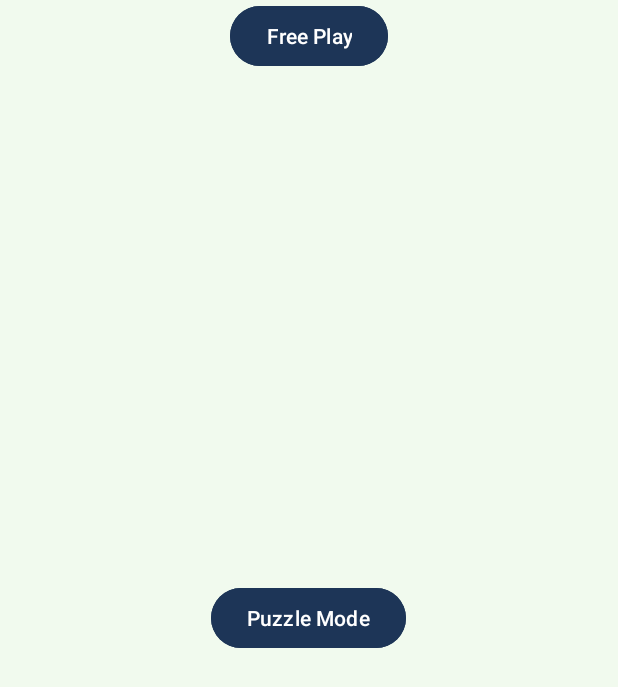
After one commit to JamieStewart4/CS2063-project, an Android app: the layout select_mode.xml on its own in the app's theme, with its tools: preview values and no code run, on a phone screen of 412 x 824 dp. The commit adds this screen. Shown: the top 687 px of the screen. Run offline under Robolectric (Android 15) with nearby library versions, the phone set to English and light mode, and no system bars.

Commit message:
Add select mode

```diff
--- /dev/null
+++ b/app/src/main/res/layout/select_mode.xml
@@ -0,0 +1,24 @@
+<?xml version="1.0" encoding="utf-8"?>
+<RelativeLayout xmlns:android="http://schemas.android.com/apk/res/android"
+    xmlns:tools="http://schemas.android.com/tools"
+    android:layout_width="match_parent"
+    android:layout_height="match_parent"
+    android:background="@color/background">
+
+    <Button
+        android:id="@+id/puzzle_button"
+        android:layout_width="wrap_content"
+        android:layout_height="wrap_content"
+        android:text="@string/puzzle_button"
+        android:backgroundTint="@color/button"
+        android:layout_centerHorizontal="true"
+        android:layout_centerVertical="true"/>
+
+    <Button
+        android:id="@+id/free_play_button"
+        android:layout_width="wrap_content"
+        android:layout_height="wrap_content"
+        android:text="@string/free_play_button"
+        android:backgroundTint="@color/button"
+        android:layout_centerHorizontal="true"/>
+</RelativeLayout>
--- a/app/src/main/res/values/colors.xml
+++ b/app/src/main/res/values/colors.xml
@@ -2,4 +2,7 @@
 <resources>
     <color name="black">#FF000000</color>
     <color name="white">#FFFFFFFF</color>
+    <color name="button">#1d3557</color>
+    <color name="alternate_button">#e63946</color>
+    <color name="background">#F1FAEE</color>
 </resources>
--- a/app/src/main/res/values/strings.xml
+++ b/app/src/main/res/values/strings.xml
@@ -1,3 +1,6 @@
 <resources>
     <string name="app_name">Curling Club Champions</string>
+    <string name="play_button">PLAY!</string>
+    <string name="puzzle_button">Puzzle Mode</string>
+    <string name="free_play_button">Free Play</string>
 </resources>
```
Also changed, not shown: app/src/main/java/com/example/curlingclubchampions/SelectMode.kt (added, +11 -0 lines), app/src/main/res/layout/activity_main.xml (+29 -7 lines).
